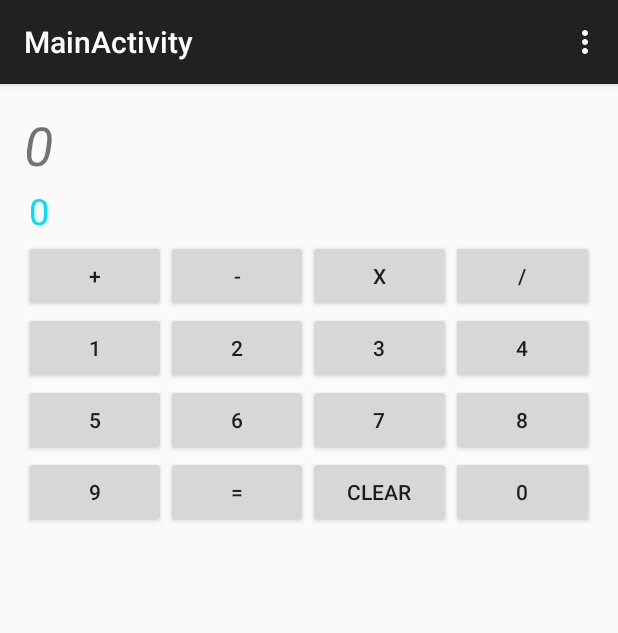
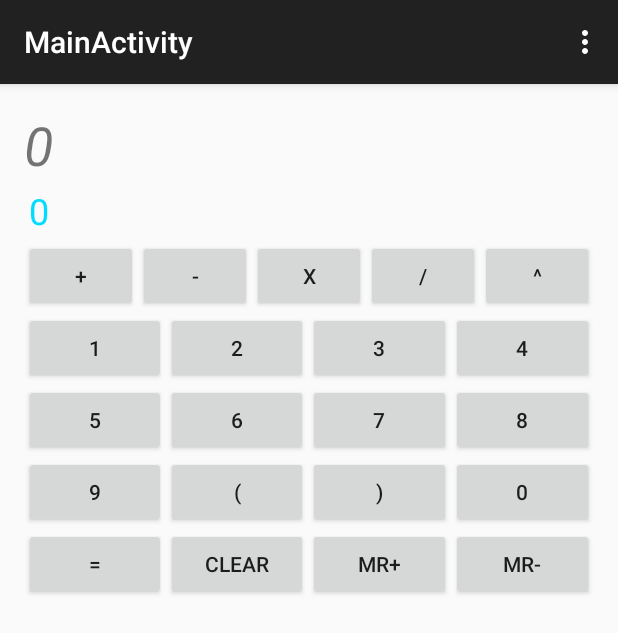
Before and after one commit to hackthepart/DrStrangeCalculator, an Android app: the screen it shows after launch (MainActivity), on a phone screen of 412 x 824 dp. Shown: the top 633 px of the screen. Run offline under Robolectric (Android 15) with nearby library versions, the phone set to English and light mode, and no system bars.

Commit message:
Initial Commit

```diff
--- a/app/build.gradle
+++ b/app/build.gradle
@@ -22,4 +22,6 @@ android {
 dependencies {
     compile fileTree(dir: 'libs', include: ['*.jar'])
     compile 'com.android.support:appcompat-v7:23.1.1'
+    compile 'io.apisense:rhino-android:1.0'
+
 }
--- /dev/null
+++ b/app/src/main/java/com/example/android/calculator/ShakerMethod.java
@@ -0,0 +1,62 @@
+package com.example.android.calculator;
+import android.hardware.Sensor;
+import android.hardware.SensorEvent;
+import android.hardware.SensorEventListener;
+import android.hardware.SensorManager;
+
+
+public class ShakerMethod implements SensorEventListener {
+
+    private static final float SHAKE_THRESHOLD_GRAVITY = 2.7F;
+    private static final int SHAKE_SLOP_TIME_MS = 500;
+    private static final int SHAKE_COUNT_RESET_TIME_MS = 3000;
+
+    private OnShakeListener mListener;
+    private long mShakeTimestamp;
+    private int mShakeCount;
+
+    public void setOnShakeListener(OnShakeListener listener) {
+        this.mListener = listener;
+    }
+
+    public interface OnShakeListener {
+        public void onShake(int count);
+    }
+
+    @Override
+    public void onAccuracyChanged(Sensor sensor, int accuracy) {
+    }
+
+    @Override
+    public void onSensorChanged(SensorEvent event) {
+
+        if (mListener != null) {
+            float x = event.values[0];
+            float y = event.values[1];
+            float z = event.values[2];
+
+            float gX = x / SensorManager.GRAVITY_EARTH;
+            float gY = y / SensorManager.GRAVITY_EARTH;
+            float gZ = z / SensorManager.GRAVITY_EARTH;
+
+            float gForce = (float) Math.sqrt(gX * gX + gY * gY + gZ * gZ);
+
+            if (gForce > SHAKE_THRESHOLD_GRAVITY) {
+                final long now = System.currentTimeMillis();
+                if (mShakeTimestamp + SHAKE_SLOP_TIME_MS > now) {
+                    return;
+                }
+
+                if (mShakeTimestamp + SHAKE_COUNT_RESET_TIME_MS < now) {
+                    mShakeCount = 0;
+                }
+
+                mShakeTimestamp = now;
+                mShakeCount++;
+
+                mListener.onShake(mShakeCount);
+            }
+        }
+    }
+
+}
--- a/app/src/main/res/layout/activity_main.xml
+++ b/app/src/main/res/layout/activity_main.xml
@@ -1,6 +1,11 @@
-<LinearLayout xmlns:android="http://schemas.android.com/apk/res/android"
+
+<ScrollView
+    xmlns:android="http://schemas.android.com/apk/res/android"
     xmlns:tools="http://schemas.android.com/tools" android:layout_width="match_parent"
-    android:layout_height="match_parent" android:paddingLeft="@dimen/activity_horizontal_margin"
+    android:layout_height="match_parent">
+<LinearLayout
+    android:layout_height="match_parent"
+    android:layout_width="match_parent" android:paddingLeft="@dimen/activity_horizontal_margin"
     android:paddingRight="@dimen/activity_horizontal_margin"
     android:paddingTop="@dimen/activity_vertical_margin"
     android:paddingBottom="@dimen/activity_vertical_margin"
@@ -56,6 +61,13 @@
             android:layout_weight="1"
             android:id="@+id/divide"
             android:onClick="divide"/>
+        <Button
+            android:layout_width="wrap_content"
+            android:layout_height="wrap_content"
+            android:layout_weight="1"
+            android:text="^"
+            android:onClick="power"/>
+
     </LinearLayout>
     <LinearLayout
         android:layout_width="match_parent"
@@ -119,24 +131,27 @@
         android:layout_width="match_parent"
         android:layout_height="wrap_content"
         android:orientation="horizontal">
+
         <Button
             android:layout_width="wrap_content"
             android:layout_height="wrap_content"
             android:text="9"
             android:layout_weight="1"
-            android:onClick="value9"/>
+            android:onClick="value9"
+            android:id="@+id/button2" />
+
+        <Button
+            android:layout_width="wrap_content"
+            android:layout_height="wrap_content"
+            android:text="("
+            android:layout_weight="1"
+            android:onClick="openBrace"/>
         <Button
             android:layout_width="wrap_content"
             android:layout_height="wrap_content"
             android:layout_weight="1"
-            android:text="="
-            android:onClick="display"/>
-        <Button
-            android:layout_width="wrap_content"
-            android:layout_height="wrap_content"
-            android:layout_weight="1"
-            android:text="Clear"
-            android:onClick="clear"/>
+            android:text=")"
+            android:onClick="closeBrace"/>
         <Button
             android:layout_width="wrap_content"
             android:layout_height="wrap_content"
@@ -145,5 +160,46 @@
             android:onClick="value0"/>
 
     </LinearLayout>
+    <LinearLayout
+        android:layout_width="match_parent"
+        android:layout_height="wrap_content"
+        android:orientation="horizontal">
+
+        <Button
+            android:layout_width="wrap_content"
+            android:layout_height="wrap_content"
+            android:layout_weight="1"
+            android:text="="
+            android:onClick="display"/>
+
+        <Button
+            android:layout_width="wrap_content"
+            android:layout_height="wrap_content"
+            android:layout_weight="1"
+            android:text="Clear"
+            android:onClick="clear"
+            android:id="@+id/button" />
+        <Button
+            android:layout_width="wrap_content"
+            android:layout_height="wrap_content"
+            android:text="MR+"
+            android:layout_weight="1"
+            android:onClick="addToMemory"
+             />
+        <Button
+            android:layout_width="wrap_content"
+            android:layout_height="wrap_content"
+            android:text="MR-"
+            android:layout_weight="1"
+            android:onClick="subtractFromMemory"
+             />
+
+
+
+
+
+    </LinearLayout>
+
 
 </LinearLayout>
+    </ScrollView>
--- a/app/src/main/res/values/dimens.xml
+++ b/app/src/main/res/values/dimens.xml
@@ -2,4 +2,10 @@
     <!-- Default screen margins, per the Android Design guidelines. -->
     <dimen name="activity_horizontal_margin">16dp</dimen>
     <dimen name="activity_vertical_margin">16dp</dimen>
+
+    <!--
+Refer to App Widget Documentation for margin information
+http://developer.android.com/guide/topics/appwidgets/index.html#CreatingLayout
+    -->
+    <dimen name="widget_margin">8dp</dimen>
 </resources>
--- a/app/src/main/res/values/strings.xml
+++ b/app/src/main/res/values/strings.xml
@@ -4,4 +4,7 @@
 
     <string name="hello_world">Hello world!</string>
     <string name="action_settings">Settings</string>
+    <string name="appwidget_text">EXAMPLE</string>
+    <string name="configure">Configure</string>
+    <string name="add_widget">Add widget</string>
 </resources>
```
Also changed, not shown: app/src/main/AndroidManifest.xml (+17 -5 lines), app/src/main/java/com/example/android/calculator/MainActivity.java (+210 -77 lines), app/src/main/res/values-v14/dimens.xml (added, +10 -0 lines), app/src/main/res/drawable-nodpi/example_appwidget_preview.png (added), 2 other files.
